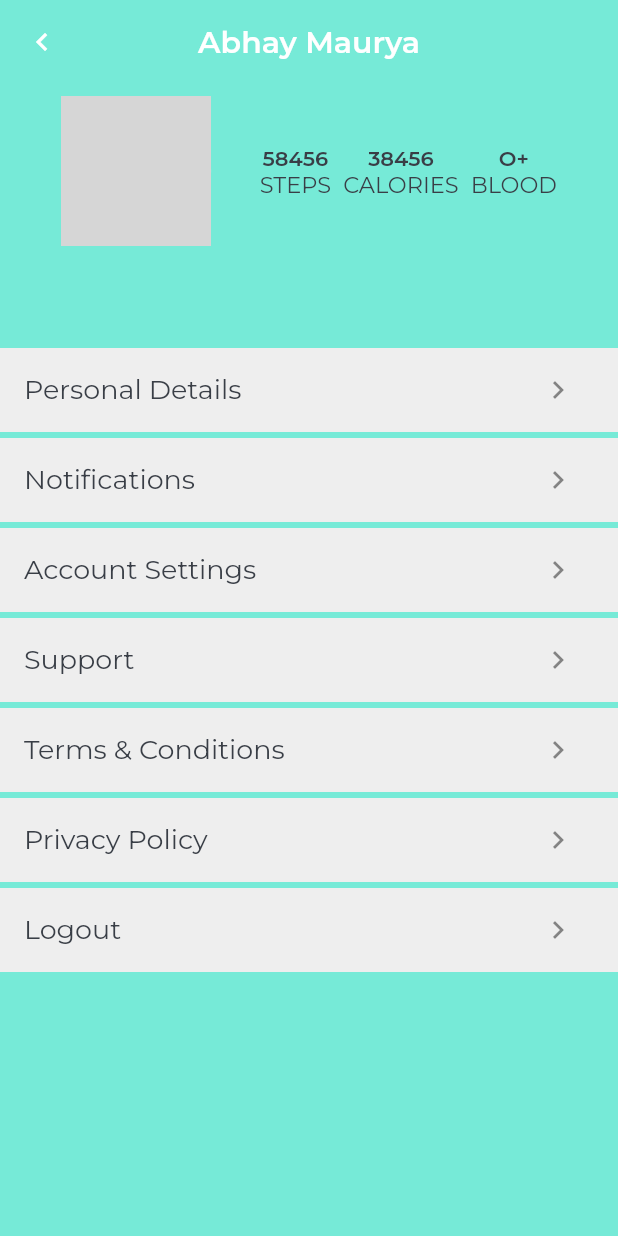
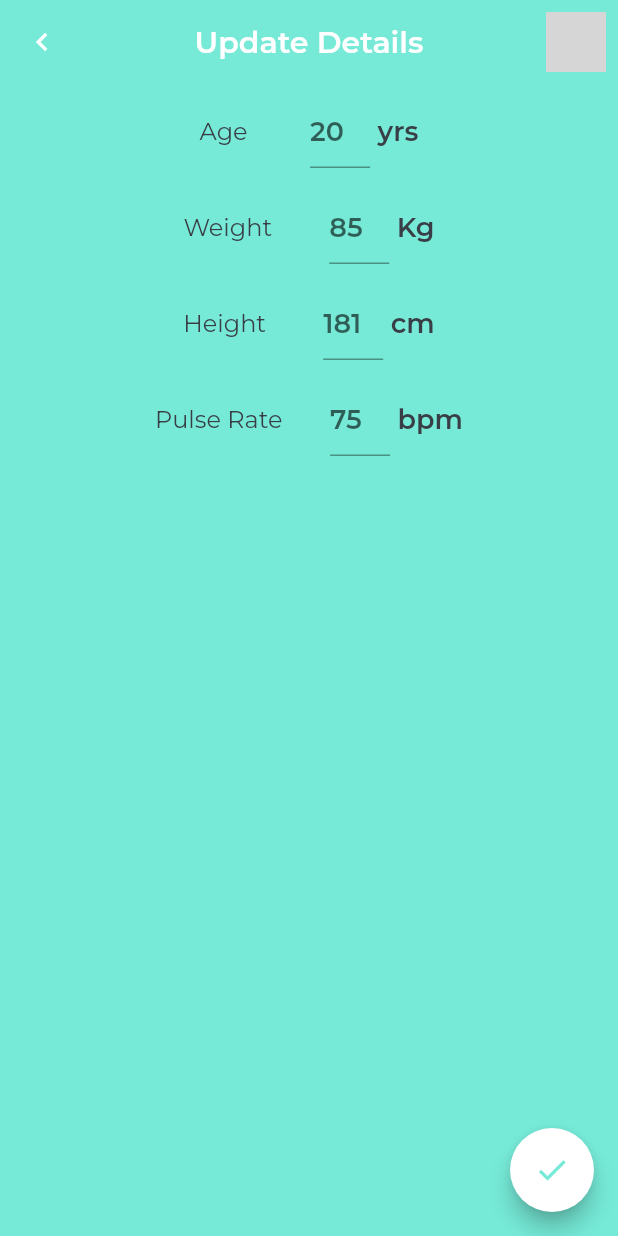
Before and after one commit to Hash-Studios/healthapp, a Flutter app: the Profile screen opened directly, after a tap on "Personal Details", on a phone screen of 412 x 824 dp. Run offline on Flutter 3.47's test engine with Material 2 defaults, Android fonts, the phone set to English and light mode, and no system bars; our stand-ins replace google_fonts, hive, pedometer; missing offline and left inert: flutter_dialogflow; accounts and stored records are empty; network calls fail; project files that could hold a hidden picture were left out; grey boxes are pictures that could not be loaded.

Commit message:
personal details updation done

```diff
--- a/lib/profile.dart
+++ b/lib/profile.dart
@@ -2,6 +2,7 @@ import 'package:flutter/cupertino.dart';
 import 'package:flutter/material.dart';
 import 'package:google_fonts/google_fonts.dart';
 import 'package:healthapp/main.dart' as main;
+import 'package:healthapp/update_details.dart';
 
 class Profile extends StatelessWidget {
   @override
@@ -32,7 +33,10 @@ class Profile extends StatelessWidget {
           Spacer(flex: 1),
           ListButton(
             text: "Personal Details",
-            onTap: () {},
+            onTap: () {
+              Navigator.push(context,
+                  CupertinoPageRoute(builder: (context) => UpdateDetails()));
+            },
           ),
           ListButton(
             text: "Notifications",
--- /dev/null
+++ b/lib/update_details.dart
@@ -0,0 +1,228 @@
+import 'package:flutter/cupertino.dart';
+import 'package:flutter/material.dart';
+import 'package:google_fonts/google_fonts.dart';
+import 'package:healthapp/profile.dart';
+import 'package:healthapp/main.dart' as main;
+
+class UpdateDetails extends StatefulWidget {
+  @override
+  _UpdateDetailsState createState() => _UpdateDetailsState();
+}
+
+class _UpdateDetailsState extends State<UpdateDetails> {
+  TextEditingController ageController = TextEditingController();
+
+  TextEditingController weightController = TextEditingController();
+
+  TextEditingController heightController = TextEditingController();
+
+  TextEditingController pulseController = TextEditingController();
+
+  @override
+  Widget build(BuildContext context) {
+    return Scaffold(
+      appBar: AppBar(
+        elevation: 0,
+        backgroundColor: Color(0xFF76EAD7),
+        centerTitle: true,
+        title: Text(
+          "Update Details",
+          style: GoogleFonts.montserrat(
+              color: Colors.white, fontWeight: FontWeight.w600),
+        ),
+        leading: IconButton(
+          icon: Icon(Icons.chevron_left),
+          onPressed: () {
+            Navigator.pop(context);
+          },
+        ),
+        actions: <Widget>[
+          GestureDetector(
+            onTap: () {
+              Navigator.push(
+                  context, CupertinoPageRoute(builder: (context) => Profile()));
+            },
+            child: Hero(
+              tag: "User",
+              child: Container(
+                padding: EdgeInsets.all(8),
+                child: CircleAvatar(
+                  backgroundImage: NetworkImage(main.prefs.get('userImage')),
+                  backgroundColor: Colors.grey[200],
+                ),
+              ),
+            ),
+          ),
+        ],
+      ),
+      backgroundColor: Color(0xFF76EAD7),
+      floatingActionButton: FloatingActionButton(
+        onPressed: () {
+          setState(() {
+            main.prefs.put("age", ageController.text);
+            main.prefs.put("weight", weightController.text);
+            main.prefs.put("height", heightController.text);
+            main.prefs.put("pulse", pulseController.text);
+            ageController.text = "";
+            weightController.text = "";
+            heightController.text = "";
+            pulseController.text = "";
+          });
+        },
+        backgroundColor: Colors.white,
+        child: Icon(
+          Icons.check,
+          color: Color(0xFF76EAD7),
+        ),
+      ),
+      body: Column(
+        children: <Widget>[
+          Padding(
+            padding: const EdgeInsets.all(8.0),
+            child: Row(
+              mainAxisAlignment: MainAxisAlignment.center,
+              children: <Widget>[
+                Spacer(flex: 3),
+                Text(
+                  "Age",
+                  style: GoogleFonts.montserrat(
+                    color: Color(0xFF393E46),
+                    fontSize: 16,
+                  ),
+                ),
+                Spacer(flex: 1),
+                Container(
+                    width: 40,
+                    child: TextField(
+                      controller: ageController,
+                      style: GoogleFonts.montserrat(
+                          color: Color(0xFF393E46),
+                          fontSize: 18,
+                          fontWeight: FontWeight.w600),
+                      decoration:
+                          InputDecoration(hintText: main.prefs.get("age")),
+                    )),
+                Text(
+                  " yrs",
+                  style: GoogleFonts.montserrat(
+                      color: Color(0xFF393E46),
+                      fontSize: 18,
+                      fontWeight: FontWeight.w600),
+                ),
+                Spacer(flex: 3),
+              ],
+            ),
+          ),
+          Padding(
+            padding: const EdgeInsets.all(8.0),
+            child: Row(
+              mainAxisAlignment: MainAxisAlignment.center,
+              children: <Widget>[
+                Spacer(flex: 3),
+                Text(
+                  "Weight",
+                  style: GoogleFonts.montserrat(
+                    color: Color(0xFF393E46),
+                    fontSize: 16,
+                  ),
+                ),
+                Spacer(flex: 1),
+                Container(
+                    width: 40,
+                    child: TextField(
+                      controller: weightController,
+                      style: GoogleFonts.montserrat(
+                          color: Color(0xFF393E46),
+                          fontSize: 18,
+                          fontWeight: FontWeight.w600),
+                      decoration:
+                          InputDecoration(hintText: main.prefs.get("weight")),
+                    )),
+                Text(
+                  " Kg",
+                  style: GoogleFonts.montserrat(
+                      color: Color(0xFF393E46),
+                      fontSize: 18,
+                      fontWeight: FontWeight.w600),
+                ),
+                Spacer(flex: 3),
+              ],
+            ),
+          ),
+          Padding(
+            padding: const EdgeInsets.all(8.0),
+            child: Row(
+              mainAxisAlignment: MainAxisAlignment.center,
+              children: <Widget>[
+                Spacer(flex: 3),
+                Text(
+                  "Height",
+                  style: GoogleFonts.montserrat(
+                    color: Color(0xFF393E46),
+                    fontSize: 16,
+                  ),
+                ),
+                Spacer(flex: 1),
+                Container(
+                    width: 40,
+                    child: TextField(
+                      controller: heightController,
+                      style: GoogleFonts.montserrat(
+                          color: Color(0xFF393E46),
+                          fontSize: 18,
+                          fontWeight: FontWeight.w600),
+                      decoration:
+                          InputDecoration(hintText: main.prefs.get("height")),
+                    )),
+                Text(
+                  " cm",
+                  style: GoogleFonts.montserrat(
+                      color: Color(0xFF393E46),
+                      fontSize: 18,
+                      fontWeight: FontWeight.w600),
+                ),
+                Spacer(flex: 3),
+              ],
+            ),
+          ),
+          Padding(
+            padding: const EdgeInsets.all(8.0),
+            child: Row(
+              mainAxisAlignment: MainAxisAlignment.center,
+              children: <Widget>[
+                Spacer(flex: 3),
+                Text(
+                  "Pulse Rate",
+                  style: GoogleFonts.montserrat(
+                    color: Color(0xFF393E46),
+                    fontSize: 16,
+                  ),
+                ),
+                Spacer(flex: 1),
+                Container(
+                    width: 40,
+                    child: TextField(
+                      controller: pulseController,
+                      style: GoogleFonts.montserrat(
+                          color: Color(0xFF393E46),
+                          fontSize: 18,
+                          fontWeight: FontWeight.w600),
+                      decoration:
+                          InputDecoration(hintText: main.prefs.get("pulse")),
+                    )),
+                Text(
+                  " bpm",
+                  style: GoogleFonts.montserrat(
+                      color: Color(0xFF393E46),
+                      fontSize: 18,
+                      fontWeight: FontWeight.w600),
+                ),
+                Spacer(flex: 3),
+              ],
+            ),
+          ),
+        ],
+      ),
+    );
+  }
+}
```
